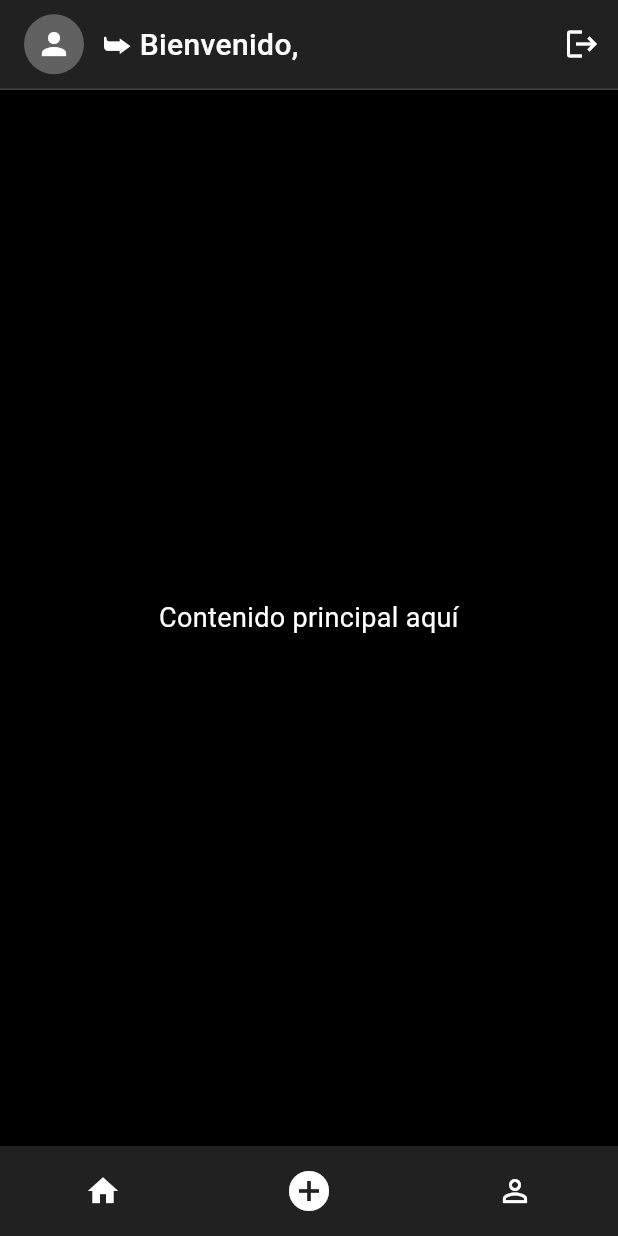
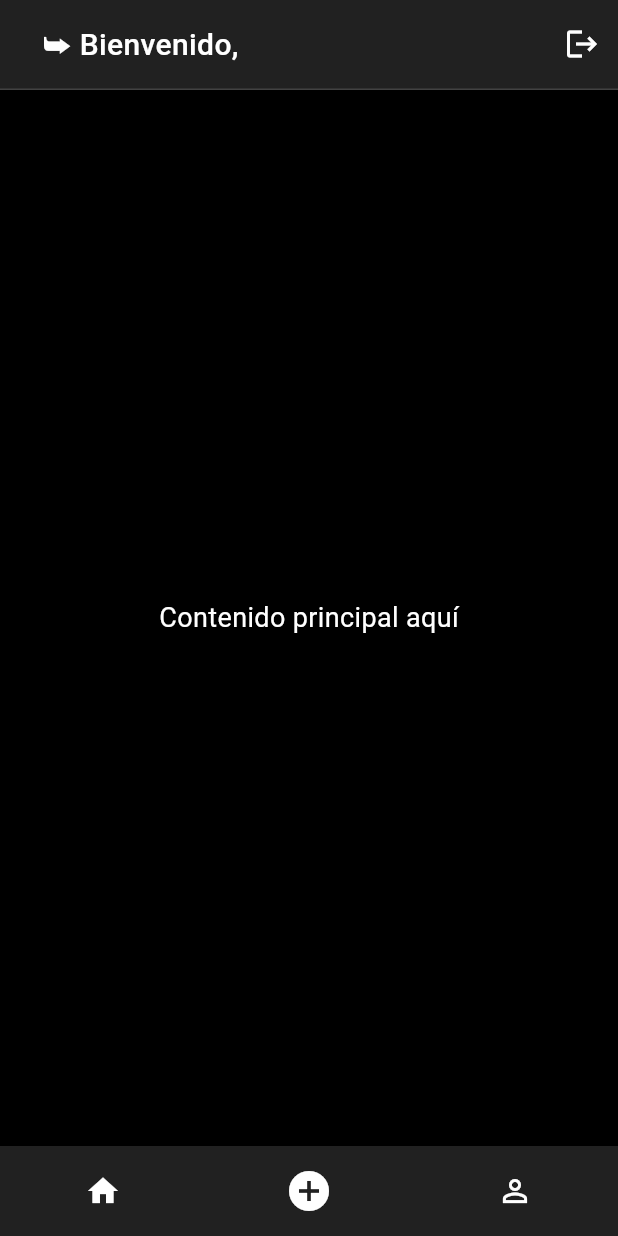
Before and after one commit to BryanAv7/upsglam-frontend, a Flutter app: the HomeScreen screen opened directly with empty values, on a phone screen of 412 x 824 dp. Run offline on Flutter 3.47's test engine with Material 3 defaults, Android fonts, the phone set to English and light mode, and no system bars; our stand-ins replace flutter_svg, google_sign_in, image_picker.

```diff
--- a/lib/screens/home_screen.dart
+++ b/lib/screens/home_screen.dart
@@ -8,12 +8,14 @@ class HomeScreen extends StatefulWidget {
   final String uid;
   final String displayName;
   final String photoUrl;
+  final String email;
 
   const HomeScreen({
     super.key,
     required this.uid,
     required this.displayName,
-    required this.photoUrl, // <-- foto user
+    required this.photoUrl,
+    required this.email,
   });
 
   @override
@@ -23,12 +25,12 @@ class HomeScreen extends StatefulWidget {
 class _HomeScreenState extends State<HomeScreen> {
   String _message = '';
   final ImagePicker _picker = ImagePicker();
+  bool showProfile = false;
 
   void _setMessage(String text) => setState(() => _message = text);
 
   Future<void> pickAndUploadImage() async {
     final XFile? image = await _picker.pickImage(source: ImageSource.gallery);
-
     if (image == null) {
       _setMessage("No seleccionaste ninguna imagen.");
       return;
@@ -42,7 +44,6 @@ class _HomeScreenState extends State<HomeScreen> {
         caption: "Mi nueva publicación",
         userUid: widget.uid,
       );
-
       _setMessage("¡Imagen subida con éxito!");
     } catch (e) {
       _setMessage("Error: $e");
@@ -65,19 +66,17 @@ class _HomeScreenState extends State<HomeScreen> {
               child: Row(
                 children: [
                   const SizedBox(width: 16),
-                  // ---------------- FOTO DEL USUARIO ----------------
-                  CircleAvatar(
-                    radius: 20,
-                    backgroundImage: widget.photoUrl.isNotEmpty
-                        ? NetworkImage(widget.photoUrl)
-                        : null,
-                    child: widget.photoUrl.isEmpty
-                        ? const Icon(Icons.person, color: Colors.white)
-                        : null,
-                    backgroundColor: Colors.grey[700],
-                  ),
+                  // CircleAvatar(
+                  //   radius: 20,
+                  //   backgroundImage: widget.photoUrl.isNotEmpty
+                  //       ? NetworkImage(widget.photoUrl)
+                  //       : null,
+                  //   child: widget.photoUrl.isEmpty
+                  //       ? const Icon(Icons.person, color: Colors.white)
+                  //       : null,
+                  //   backgroundColor: Colors.grey[700],
+                  // ),
                   const SizedBox(width: 12),
-                  // ---------------- NOMBRE ----------------
                   Expanded(
                     child: Text(
                       '➥ Bienvenido, ${widget.displayName}',
@@ -102,8 +101,100 @@ class _HomeScreenState extends State<HomeScreen> {
             ),
             Expanded(
               child: Container(
-                alignment: Alignment.center,
-                child: _message.isNotEmpty
+                alignment: Alignment.topCenter,
+                padding: const EdgeInsets.symmetric(horizontal: 20),
+                child: showProfile
+                    ? Column(
+                  crossAxisAlignment: CrossAxisAlignment.start,
+                  mainAxisSize: MainAxisSize.min,
+                  children: [
+                    const SizedBox(height: 20),
+                    Center(
+                      child: CircleAvatar(
+                        radius: 50,
+                        backgroundImage: widget.photoUrl.isNotEmpty
+                            ? NetworkImage(widget.photoUrl)
+                            : null,
+                        child: widget.photoUrl.isEmpty
+                            ? const Icon(Icons.person, size: 50, color: Colors.white)
+                            : null,
+                        backgroundColor: Colors.grey[700],
+                      ),
+                    ),
+                    const SizedBox(height: 16),
+                    Center(
+                      child: Text(
+                        'Información Personal',
+                        style: const TextStyle(
+                          color: Colors.white,
+                          fontSize: 18,
+                          fontWeight: FontWeight.bold,
+                        ),
+                      ),
+                    ),
+                    const SizedBox(height: 24),
+                    const Text(
+                      'Nombre:',
+                      style: TextStyle(
+                        color: Colors.grey,
+                        fontSize: 16,
+                        fontWeight: FontWeight.w500,
+                      ),
+                    ),
+                    const SizedBox(height: 8),
+                    Center(
+                      child: Text(
+                        widget.displayName,
+                        style: const TextStyle(
+                          color: Colors.white,
+                          fontSize: 16,
+                        ),
+                      ),
+                    ),
+                    const Divider(color: Colors.grey, height: 24, thickness: 0.5),
+                    const Text(
+                      'Correo electrónico:',
+                      style: TextStyle(
+                        color: Colors.grey,
+                        fontSize: 16,
+                        fontWeight: FontWeight.w500,
+                      ),
+                    ),
+                    const SizedBox(height: 8),
+                    Center(
+                      child: Text(
+                        widget.email,
+                        style: const TextStyle(
+                          color: Colors.white,
+                          fontSize: 16,
+                        ),
+                      ),
+                    ),
+                    const Divider(color: Colors.grey, height: 24, thickness: 0.5),
+                    const SizedBox(height: 16),
+                    const Center(
+                      child: Text(
+                        'Publicaciones realizadas',
+                        style: TextStyle(
+                          color: Colors.white,
+                          fontSize: 18,
+                          fontWeight: FontWeight.bold,
+                        ),
+                      ),
+                    ),
+                    const SizedBox(height: 8),
+                    const Center(
+                      child: Text(
+                        '(vacío)',
+                        style: TextStyle(
+                          color: Colors.grey,
+                          fontSize: 16,
+                        ),
+                      ),
+                    ),
+                  ],
+                )
+                    : _message.isNotEmpty
                     ? Padding(
                   padding: const EdgeInsets.all(20),
                   child: Text(
@@ -112,10 +203,11 @@ class _HomeScreenState extends State<HomeScreen> {
                     textAlign: TextAlign.center,
                   ),
                 )
-                    : const Text(
-                  'Contenido principal aquí',
-                  style: TextStyle(color: Colors.white, fontSize: 18),
-                  textAlign: TextAlign.center,
+                    : const Center(
+                  child: Text(
+                    'Contenido principal aquí',
+                    style: const TextStyle(color: Colors.white, fontSize: 18),
+                  ),
                 ),
               ),
             ),
@@ -127,7 +219,10 @@ class _HomeScreenState extends State<HomeScreen> {
                 children: [
                   IconButton(
                     icon: const Icon(Icons.home, color: Colors.white),
-                    onPressed: () => _setMessage(''),
+                    onPressed: () => setState(() {
+                      showProfile = false;
+                      _setMessage('');
+                    }),
                   ),
                   IconButton(
                     icon: const Icon(Icons.add_circle, color: Colors.white, size: 32),
@@ -135,7 +230,9 @@ class _HomeScreenState extends State<HomeScreen> {
                   ),
                   IconButton(
                     icon: const Icon(Icons.person_outline, color: Colors.white),
-                    onPressed: () => _setMessage('Publicaciones Realizadas'),
+                    onPressed: () => setState(() {
+                      showProfile = true;
+                    }),
                   ),
                 ],
               ),
```
Also changed, not shown: lib/screens/login_screen.dart (+14 -59 lines), lib/services/auth_service.dart (+4 -29 lines), lib/utils/constants.dart (line endings or trailing spaces).
